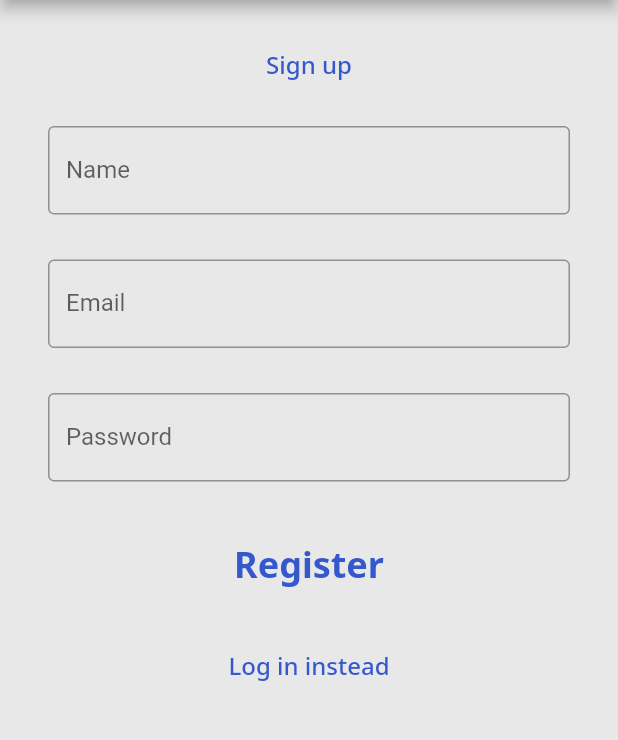
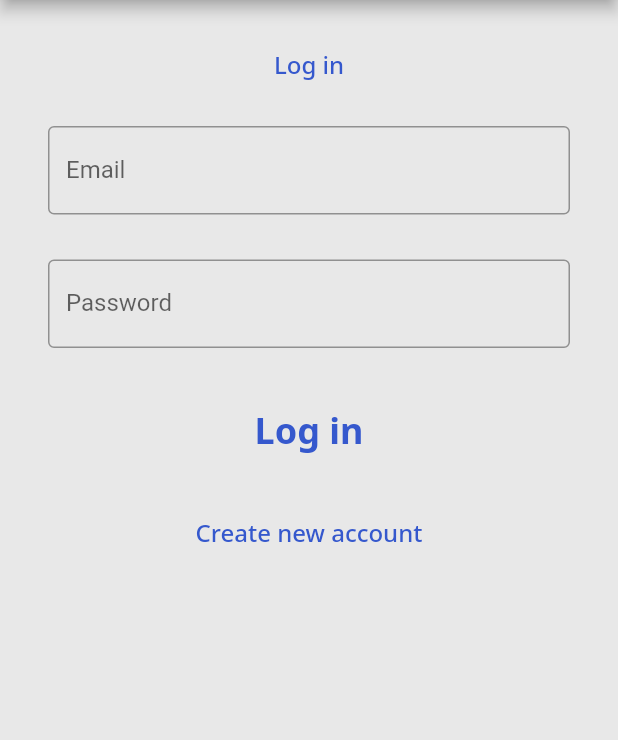
Before and after one commit to ramism16/pokedex_flutter, a Flutter app: the screen it shows after launch, on a phone screen of 412 x 824 dp, the part 84-824 px from its top. Run offline on Flutter 3.47's test engine with Material 2 defaults, Android fonts, the phone set to English and light mode, and no system bars; drawn by our look-alikes of flutter_form_builder; our stand-ins replace dio, equatable, firebase_auth, firebase_core, flutter_bloc, google_fonts and 2 more; accounts and stored records are empty.

Commit message:
sign in and favourites management

```diff
--- /dev/null
+++ b/lib/pages/log_in.dart
@@ -0,0 +1,155 @@
+import 'package:firebase_auth/firebase_auth.dart';
+import 'package:flutter/material.dart';
+import 'package:flutter_bloc/flutter_bloc.dart';
+import 'package:flutter_form_builder/flutter_form_builder.dart';
+import 'package:pokedex_flutter/bloc/cubit/login_user_cubit.dart';
+import 'package:pokedex_flutter/controllers/shared_preferences_controller.dart';
+
+class LogInUserPage extends StatefulWidget {
+  @override
+  State<LogInUserPage> createState() => _LogInUserPageState();
+}
+
+class _LogInUserPageState extends State<LogInUserPage> {
+  final TextEditingController
+  _emailController = TextEditingController(),
+      _passwordController = TextEditingController();
+  final _formKey = GlobalKey<FormBuilderState>();
+
+  @override
+  Widget build(BuildContext context) {
+    return BlocProvider(
+      create: (context) => LoginUserCubit(LoginUserState.initial),
+      child: BlocConsumer<LoginUserCubit, LoginUserState>(
+        listener: (context, state){
+          switch (state) {
+            case LoginUserState.success:
+              SharedPreferencesController.setUserId(FirebaseAuth.instance.currentUser?.uid);
+              Navigator.of(context).pushNamed("/Home");
+              break;
+            case LoginUserState.userNotFound:
+              ScaffoldMessenger.of(context)..hideCurrentSnackBar()..showSnackBar(
+                SnackBar(
+                  content: Text('User not found'),
+                ),
+              );
+              break;
+            case LoginUserState.wrongPassword:
+              ScaffoldMessenger.of(context)..hideCurrentSnackBar()..showSnackBar(
+                SnackBar(
+                  content: Text('Incorrect password entered'),
+                ),
+              );
+              break;
+            case LoginUserState.invalidCredential:
+              ScaffoldMessenger.of(context)..hideCurrentSnackBar()..showSnackBar(
+                SnackBar(
+                  content: Text('Something went wrong, try again'),
+                ),
+              );
+              break;
+            case LoginUserState.failed:
+              ScaffoldMessenger.of(context)..hideCurrentSnackBar()..showSnackBar(
+                SnackBar(
+                  content: Text('Something went wrong, try again'),
+                ),
+              );
+              break;
+            case LoginUserState.initial:
+              print("User currently signed out");
+              break;
+          }
+        },
+        builder: (context, state) {
+
+          // if (state == LoginUserState.failed){
+          //   return Scaffold(
+          //     body: Center(
+          //       child: Text("Something went wrong"),
+          //     ),
+          //   );
+          // }
+
+          return FormBuilder(
+            key: _formKey,
+            child: Scaffold(
+              appBar: AppBar(
+                backgroundColor: Colors.white,
+                automaticallyImplyLeading: false,
+                flexibleSpace: FlexibleSpaceBar(
+                  centerTitle: true,
+                  title: Row(
+                    mainAxisAlignment: MainAxisAlignment.center,
+                    crossAxisAlignment: CrossAxisAlignment.center,
+                    children: [
+                      Image.asset('assets/pokeball.png', height: 25, width: 25),
+                      Text(" Pokedex", style: Theme.of(context).textTheme.headline2)
+                    ],
+                  ),
+                ),
+              ),
+              body: Padding(
+                padding: EdgeInsets.all(32),
+                child: SingleChildScrollView(
+                  physics: BouncingScrollPhysics(),
+                  child: Column(
+                    crossAxisAlignment: CrossAxisAlignment.center,
+                    children: [
+                      Text("Log in", style: Theme.of(context).textTheme.headline3?.copyWith(color: Theme.of(context).primaryColor),),
+                      SizedBox(height: 30,),
+                      FormBuilderTextField(
+                          name: 'email',
+                          controller: _emailController,
+                          decoration: InputDecoration(
+                            border: OutlineInputBorder(),
+                            labelText: 'Email',
+                          ),
+                          validator: (input){
+                            if (input == "" || input == null) return "Please enter email";
+                            if (!RegExp(r'\b[a-zA-Z0-9._%+-]+@[a-zA-Z0-9.-]+\.[a-zA-Z]{2,4}\b').hasMatch(input)) return "Please enter valid email address";
+                            return null;
+                          }
+                      ),
+                      SizedBox(
+                        height: 30,
+                      ),
+                      FormBuilderTextField(
+                          name: 'password',
+                          controller: _passwordController,
+                          obscureText: true,
+                          decoration: InputDecoration(
+                            border: OutlineInputBorder(),
+                            labelText: 'Password',
+                          ),
+                          validator: (input){
+                            if (input == "" || input == null) return "Please enter email";
+                            if (input.length < 8) return "Please enter password of at least 8 characters";
+                            return null;
+                          }
+                      ),
+                      SizedBox(height: 30,),
+                      TextButton(
+                        child: Text("Log in", style: Theme.of(context).textTheme.headline2?.copyWith(color: Theme.of(context).primaryColor),),
+                        onPressed: () {
+                          if (_formKey.currentState?.validate() ?? false)
+                            context.read<LoginUserCubit>().loginUser(email: _emailController.text, password: _passwordController.text);
+                        },
+                      ),
+                      SizedBox(height: 20,),
+                      TextButton(
+                        child: Text("Create new account", style: Theme.of(context).textTheme.headline3?.copyWith(color: Theme.of(context).primaryColor),),
+                        onPressed: () {
+                          Navigator.of(context).pushReplacementNamed("/Signup");
+                        },
+                      ),
+                    ],
+                  ),
+                ),
+              ),
+            ),
+          );
+        },
+      ),
+    );
+  }
+}
--- a/lib/pages/sign_up.dart
+++ b/lib/pages/sign_up.dart
@@ -86,6 +86,7 @@ class _SignUpUserPageState extends State<SignUpUserPage> {
               body: Padding(
                 padding: EdgeInsets.all(32),
                 child: SingleChildScrollView(
+                  physics: BouncingScrollPhysics(),
                   child: Column(
                     crossAxisAlignment: CrossAxisAlignment.center,
                     children: [
@@ -147,6 +148,7 @@ class _SignUpUserPageState extends State<SignUpUserPage> {
                       TextButton(
                         child: Text("Log in instead", style: Theme.of(context).textTheme.headline3?.copyWith(color: Theme.of(context).primaryColor),),
                         onPressed: () {
+                          Navigator.of(context).pushReplacementNamed("/Login");
                         },
                       ),
                     ],
--- a/lib/pages/splash_screen_page.dart
+++ b/lib/pages/splash_screen_page.dart
@@ -31,7 +31,7 @@ class _SplashScreenPageState extends State<SplashScreenPage> {
       if (FirebaseAuth.instance.currentUser != null)
         Navigator.of(context).pushReplacementNamed('/Home');
       else
-        Navigator.of(context).pushReplacementNamed("/Signup");
+        Navigator.of(context).pushReplacementNamed("/Login");
       setNavBarsSplashColors(false);
     });
     super.initState();
--- a/lib/route_generator.dart
+++ b/lib/route_generator.dart
@@ -1,6 +1,7 @@
 import 'package:flutter/material.dart';
 import 'package:page_transition/page_transition.dart';
 import 'package:pokedex_flutter/models/pokemon.dart';
+import 'package:pokedex_flutter/pages/log_in.dart';
 import 'package:pokedex_flutter/pages/sign_up.dart';
 import 'pages/pokemon_details.dart';
 import 'pages/home.dart';
@@ -20,8 +21,8 @@ class RouteGenerator {
         return PageTransition(child: DetailsPage(settings.arguments as Pokemon), type: PageTransitionType.fade);
       case '/Signup':
         return PageTransition(child: SignUpUserPage(), type: PageTransitionType.fade);
-      // case '/Login':
-      //   return PageTransition(child: child, type: type)
+       case '/Login':
+         return PageTransition(child: LogInUserPage(), type: PageTransitionType.fade);
       default:
         return PageTransition(child: NavigationErrorPage(settings.name), type: PageTransitionType.fade);
     }
```
Also changed, not shown: lib/controllers/shared_preferences_controller.dart (+12 -7 lines), lib/widgets/pokemon_grid.dart (+7 -1 lines).
